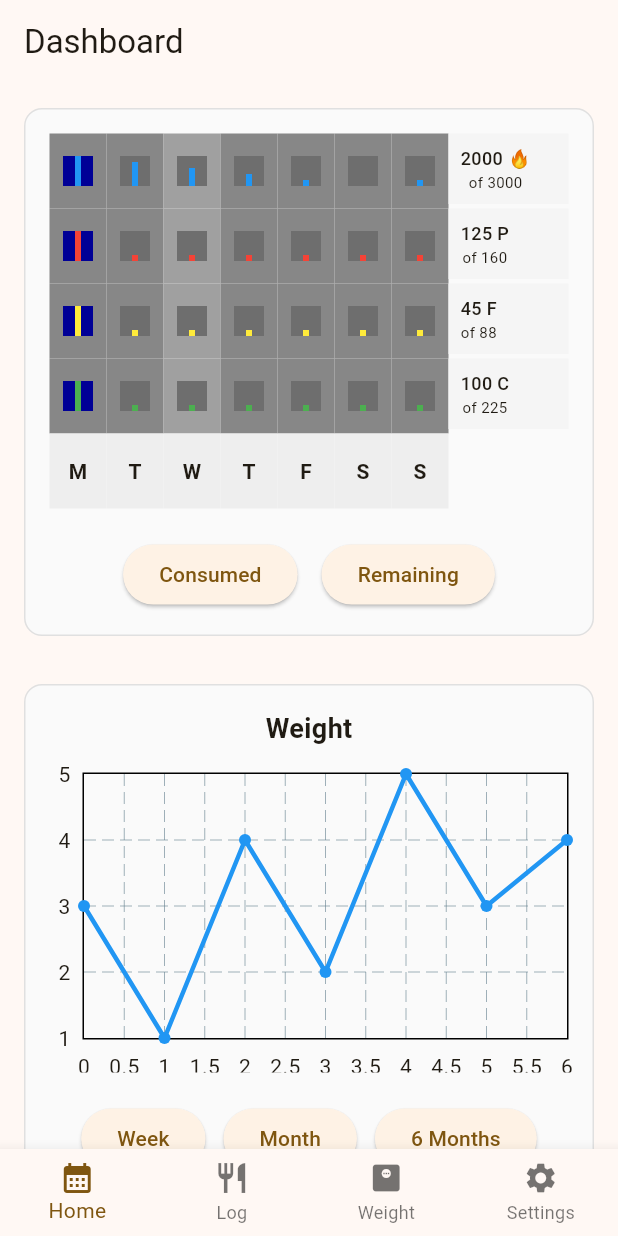
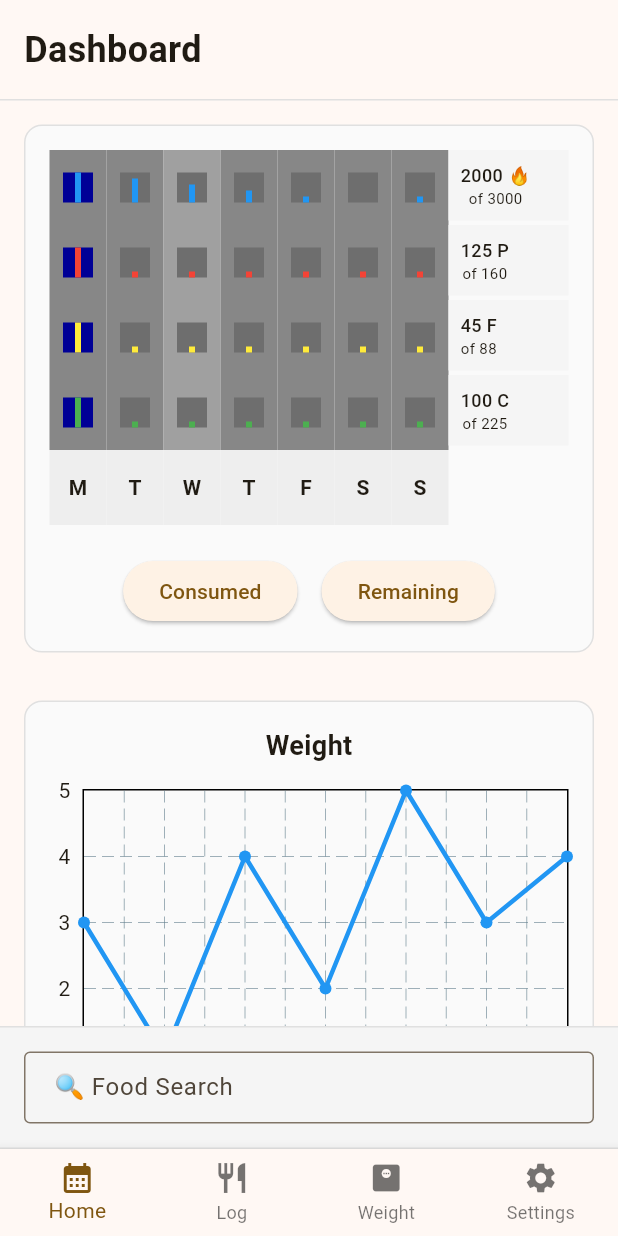
Before and after one commit to chadat23/free_cal_counter, a Flutter app: the screen it shows after launch, on a phone screen of 412 x 824 dp. Run offline on Flutter 3.47's test engine with Material 3 defaults, Android fonts, the phone set to English and light mode, and no system bars; drawn by our look-alikes of fl_chart.

Commit message:
added search bar

```diff
--- a/lib/main.dart
+++ b/lib/main.dart
@@ -70,7 +70,33 @@ class _MainScreenState extends State<MainScreen> {
     }
 
     return Scaffold(
-      body: _screens[_selectedIndex],
+      body: Column(
+        children: [
+          // Scrollable content area
+          Expanded(
+            child: _screens[_selectedIndex],
+          ),
+          // Search TextBox - Fixed between content and tabs
+          Container(
+            width: double.infinity,
+            padding: const EdgeInsets.all(16.0),
+            decoration: BoxDecoration(
+              color: Colors.grey[100],
+              border: Border(
+                top: BorderSide(color: Colors.grey[300]!),
+                bottom: BorderSide(color: Colors.grey[300]!),
+              ),
+            ),
+            child: TextField(
+              decoration: const InputDecoration(
+                hintText: '🔍 Food Search',
+                border: OutlineInputBorder(),
+                contentPadding: EdgeInsets.symmetric(horizontal: 16, vertical: 12),
+              ),
+            ),
+          ),
+        ],
+      ),
       bottomNavigationBar: BottomNavigationBar(
         type: BottomNavigationBarType.fixed,
         items: const <BottomNavigationBarItem>[
--- a/lib/screens/home_screen.dart
+++ b/lib/screens/home_screen.dart
@@ -6,13 +6,32 @@ class HomeScreen extends StatelessWidget {
 
   @override
   Widget build(BuildContext context) {
-    return Scaffold(
-      appBar: AppBar(title: const Text('Dashboard')),
-      body: SingleChildScrollView(
-        child: Padding(
-          padding: const EdgeInsets.all(16.0),
-          child: Column(
-            children: [
+    return SafeArea(
+      child: SingleChildScrollView(
+        child: Column(
+          children: [
+            // Header with Dashboard title
+            Container(
+              width: double.infinity,
+              padding: const EdgeInsets.all(16.0),
+              decoration: BoxDecoration(
+                color: Theme.of(context).colorScheme.surface,
+                border: Border(
+                  bottom: BorderSide(color: Colors.grey[300]!),
+                ),
+              ),
+              child: const Text(
+                'Dashboard',
+                style: TextStyle(
+                  fontSize: 24,
+                  fontWeight: FontWeight.bold,
+                ),
+              ),
+            ),
+            Padding(
+              padding: const EdgeInsets.all(16.0),
+              child: Column(
+                children: [
               // Table Section Container
               Container(
                 padding: const EdgeInsets.all(16.0),
@@ -214,8 +233,10 @@ class HomeScreen extends StatelessWidget {
                   ],
                 ),
               ),
-            ],
-          ),
+                ],
+              ),
+            ),
+          ],
         ),
       ),
     );
```
Also changed, not shown: lib/screens/log_screen.dart (+33 -9 lines).
